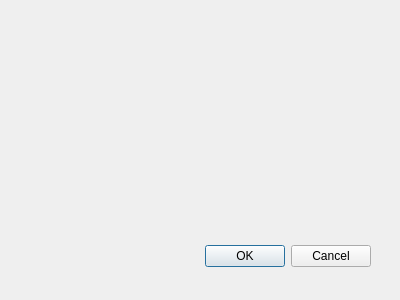
Above: PICSimu/selectfiledialog.ui from Benedikt1992/PICSimu before the change. Below: the same form after it.
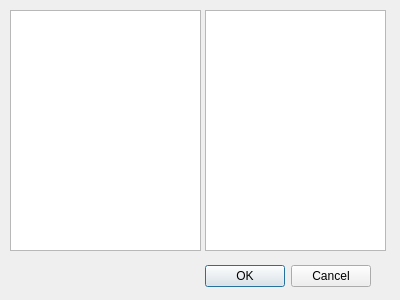
That is the form after the change.

```diff
--- a/PICSimu/selectfiledialog.ui
+++ b/PICSimu/selectfiledialog.ui
@@ -19,7 +19,7 @@
    <property name="geometry">
     <rect>
      <x>30</x>
-     <y>240</y>
+     <y>260</y>
      <width>341</width>
      <height>32</height>
     </rect>
@@ -31,6 +31,26 @@
     <set>QDialogButtonBox::Cancel|QDialogButtonBox::Ok</set>
    </property>
   </widget>
+  <widget class="QTreeView" name="FolderTree">
+   <property name="geometry">
+    <rect>
+     <x>10</x>
+     <y>10</y>
+     <width>191</width>
+     <height>241</height>
+    </rect>
+   </property>
+  </widget>
+  <widget class="QListView" name="FileList">
+   <property name="geometry">
+    <rect>
+     <x>205</x>
+     <y>10</y>
+     <width>181</width>
+     <height>241</height>
+    </rect>
+   </property>
+  </widget>
  </widget>
  <pixmapfunction/>
  <resources/>
```
Left out of the diff: 9 changed lines with no effect on the pictures.
